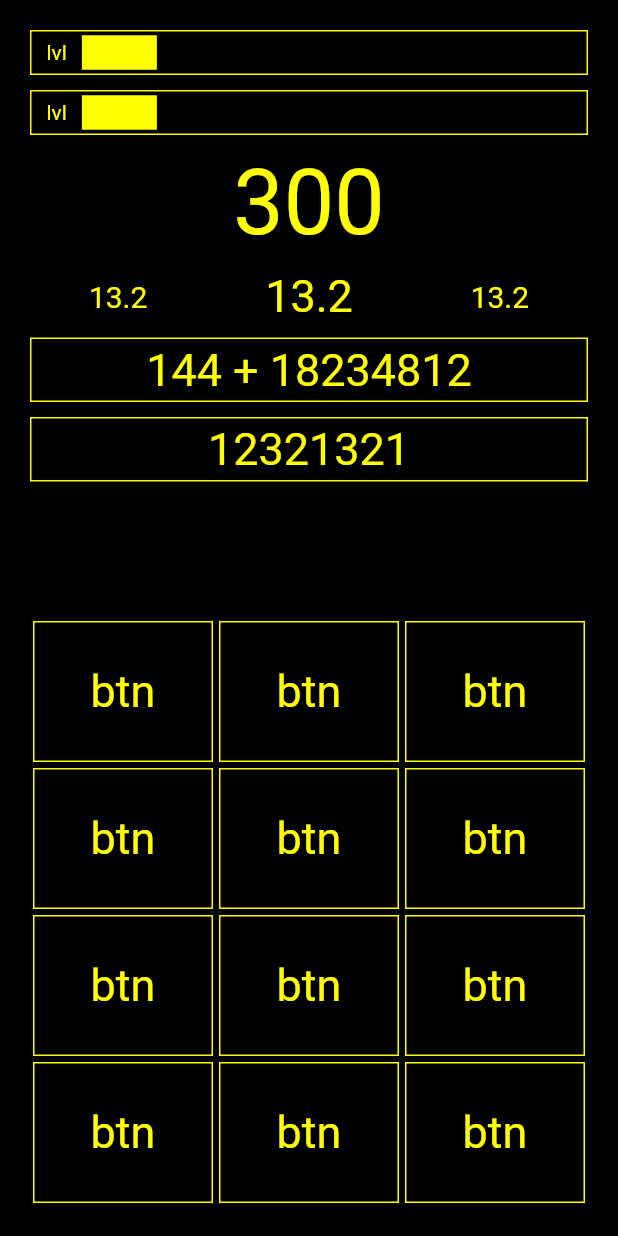
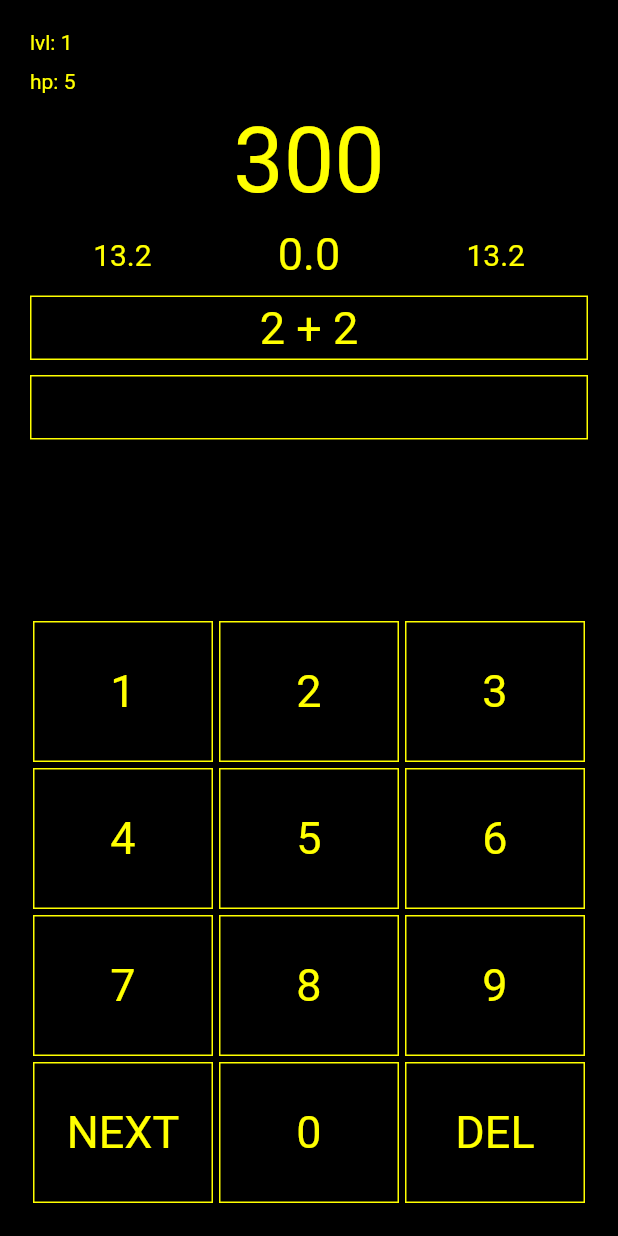
Before and after one commit to fear404-png/ez-math-flutter, a Flutter app: the screen it shows after launch, on a phone screen of 412 x 824 dp. Run offline on Flutter 3.47's test engine with Material 2 defaults, Android fonts, the phone set to English and light mode, and no system bars; our stand-ins replace flutter_bloc.

Commit message:
добавлена начальная логика

```diff
--- a/lib/app.dart
+++ b/lib/app.dart
@@ -1,5 +1,9 @@
+import 'package:ez_math/pages/bloc_game.dart';
+
+import 'package:ez_math/pages/game_data.dart';
 import 'package:ez_math/pages/game_screen.dart';
 import 'package:flutter/material.dart';
+import 'package:flutter_bloc/flutter_bloc.dart';
 
 class App extends StatelessWidget {
   const App({Key? key}) : super(key: key);
@@ -7,7 +11,12 @@ class App extends StatelessWidget {
   @override
   Widget build(BuildContext context) {
     return MaterialApp(
-      routes: {"/game_screen": (context) => GameScreen()},
+      routes: {
+        "/game_screen": (context) => BlocProvider(
+              create: (context) => BlocGame(GameData()),
+              child: GameScreen(),
+            )
+      },
       initialRoute: "/game_screen",
     );
   }
--- a/lib/main.dart
+++ b/lib/main.dart
@@ -1,8 +1,10 @@
+import 'package:ez_math/pages/game_logic.dart';
 import 'package:flutter/material.dart';
 
 import 'app.dart';
 
 void main() {
+
   App app = const App();
   runApp(app);
 }
--- /dev/null
+++ b/lib/pages/bloc_game.dart
@@ -0,0 +1,84 @@
+import 'dart:async';
+
+import 'package:flutter_bloc/flutter_bloc.dart';
+
+import 'game_data.dart';
+import 'game_logic.dart';
+
+enum EventButton {
+  zero,
+  one,
+  two,
+  three,
+  four,
+  five,
+  six,
+  seven,
+  eight,
+  nine,
+  next,
+  del
+}
+
+class BlocGame extends Bloc<EventButton, GameData> {
+  BlocGame(GameData initialState) : super(initialState);
+
+  @override
+  Stream<GameData> mapEventToState(EventButton event) async* {
+    // TODO: implement mapEventToState
+
+    if (GameData.userAnswer.length >= 20) {
+      return;
+    }
+
+    switch (event) {
+      case EventButton.zero:
+        GameData.userAnswer += "0";
+        break;
+      case EventButton.one:
+        GameData.userAnswer += "1";
+        break;
+      case EventButton.two:
+        GameData.userAnswer += "2";
+        break;
+      case EventButton.three:
+        GameData.userAnswer += "3";
+        break;
+      case EventButton.four:
+        GameData.userAnswer += "4";
+        break;
+      case EventButton.five:
+        GameData.userAnswer += "5";
+        break;
+      case EventButton.six:
+        GameData.userAnswer += "6";
+        break;
+      case EventButton.seven:
+        GameData.userAnswer += "7";
+        break;
+      case EventButton.eight:
+        GameData.userAnswer += "8";
+        break;
+      case EventButton.nine:
+        GameData.userAnswer += "9";
+        break;
+      case EventButton.next:
+        GameData.userAnswer += "9";
+        break;
+      case EventButton.del:
+        if (GameData.userAnswer != null && GameData.userAnswer.length > 0) {
+          GameData.userAnswer =
+              GameData.userAnswer.substring(0, GameData.userAnswer.length - 1);
+        }
+
+        break;
+    }
+
+    if (GameLogic.isAnswerTrue()) {
+      GameLogic.generateNewTask();
+      GameLogic.startTimer();
+    }
+
+    yield GameData();
+  }
+}
--- /dev/null
+++ b/lib/pages/game_data.dart
@@ -0,0 +1,14 @@
+class GameData {
+  static String points = "0";
+
+  static double bestTime = 0;
+  static double curretTime = 0;
+  static double averageTime = 0;
+
+  static int hp = 5;
+  static int lvl = 1;
+
+  static String task = "2 + 2";
+  static String userAnswer = "";
+  static String trueAnswer = "4";
+}
--- a/lib/pages/game_screen.dart
+++ b/lib/pages/game_screen.dart
@@ -1,5 +1,9 @@
+import 'package:ez_math/pages/game_data.dart';
 import 'package:ez_math/resource/app_colors.dart';
 import 'package:flutter/material.dart';
+import 'package:flutter_bloc/flutter_bloc.dart';
+
+import 'bloc_game.dart';
 
 class GameScreen extends StatelessWidget {
   const GameScreen({Key? key}) : super(key: key);
@@ -38,11 +42,17 @@ class _HeadWidget extends StatelessWidget {
     return Expanded(
       child: Column(
         children: [
-          _ProgressBarWidget(),
+          _ProgressBarWidget(
+            type: "lvl",
+            points: GameData.lvl,
+          ),
           SizedBox(
             height: 10,
           ),
-          _ProgressBarWidget(),
+          _ProgressBarWidget(
+            type: "hp",
+            points: GameData.hp,
+          ),
           SizedBox(
             height: 10,
           ),
@@ -66,36 +76,19 @@ class _HeadWidget extends StatelessWidget {
 }
 
 class _ProgressBarWidget extends StatelessWidget {
-  const _ProgressBarWidget({Key? key}) : super(key: key);
+  String _type;
+  int _points;
+  _ProgressBarWidget({Key? key, required String type, required int points})
+      : _type = type,
+        _points = points,
+        super(key: key);
 
   @override
   Widget build(BuildContext context) {
     return Container(
-      height: 30,
-      decoration: BoxDecoration(border: Border.all(color: AppColors.accent)),
-      child: Row(
-        children: [
-          SizedBox(
-            width: 10,
-          ),
-          Text(
-            "lvl",
-            style: TextStyle(color: AppColors.accent),
-          ),
-          SizedBox(
-            width: 10,
-          ),
-          AnimatedContainer(
-            width: 50,
-            height: 23,
-            duration: Duration(milliseconds: 400),
-            color: AppColors.accent,
-            curve: Curves.fastOutSlowIn,
-          ),
-          Expanded(child: Container()),
-        ],
-      ),
-    );
+        alignment: Alignment.centerLeft,
+        child: Text("$_type: $_points",
+            style: TextStyle(color: AppColors.accent)));
   }
 }
 
@@ -111,11 +104,12 @@ class _PointsWidget extends StatelessWidget {
 }
 
 class _TimeBarWidget extends StatelessWidget {
-  const _TimeBarWidget({Key? key}) : super(key: key);
+  _TimeBarWidget({Key? key}) : super(key: key);
 
   @override
   Widget build(BuildContext context) {
-    return Row(
+    return BlocBuilder<BlocGame, GameData>(
+        builder: (context, data) => Row(
               mainAxisAlignment: MainAxisAlignment.spaceAround,
               children: [
                 Text(
@@ -123,7 +117,7 @@ class _TimeBarWidget extends StatelessWidget {
                   style: TextStyle(fontSize: 20, color: AppColors.accent),
                 ),
                 Text(
-          "13.2",
+                  GameData.curretTime.toString(),
                   style: TextStyle(fontSize: 30, color: AppColors.accent),
                 ),
                 Text(
@@ -131,7 +125,7 @@ class _TimeBarWidget extends StatelessWidget {
                   style: TextStyle(fontSize: 20, color: AppColors.accent),
                 ),
               ],
-    );
+            ));
   }
 }
 
@@ -147,9 +141,11 @@ class _TaskWidget extends StatelessWidget {
         border: Border.all(color: AppColors.accent),
       ),
       child: Center(
-        child: Text(
-          "144 + 18234812",
+        child: BlocBuilder<BlocGame, GameData>(
+          builder: (context, task) => Text(
+            GameData.task,
             style: TextStyle(fontSize: 30, color: AppColors.accent),
+          ),
         ),
       ),
     );
@@ -168,9 +164,11 @@ class _AnswerWidget extends StatelessWidget {
         border: Border.all(color: AppColors.accent),
       ),
       child: Center(
-        child: Text(
-          "12321321",
+        child: BlocBuilder<BlocGame, GameData>(
+          builder: (context, answer) => Text(
+            GameData.userAnswer,
             style: TextStyle(fontSize: 30, color: AppColors.accent),
+          ),
         ),
       ),
     );
@@ -196,36 +194,60 @@ class _KeyboardWidget extends StatelessWidget {
         Expanded(
           child: Row(
             children: [
-              Expanded(child: _ButtonWidget()),
-              Expanded(child: _ButtonWidget()),
-              Expanded(child: _ButtonWidget()),
+              Expanded(
+                  child: _ButtonWidget(
+                      eventButton: EventButton.one, buttonName: "1")),
+              Expanded(
+                  child: _ButtonWidget(
+                      eventButton: EventButton.two, buttonName: "2")),
+              Expanded(
+                  child: _ButtonWidget(
+                      eventButton: EventButton.three, buttonName: "3")),
             ],
           ),
         ),
         Expanded(
           child: Row(
             children: [
-              Expanded(child: _ButtonWidget()),
-              Expanded(child: _ButtonWidget()),
-              Expanded(child: _ButtonWidget()),
+              Expanded(
+                  child: _ButtonWidget(
+                      eventButton: EventButton.four, buttonName: "4")),
+              Expanded(
+                  child: _ButtonWidget(
+                      eventButton: EventButton.five, buttonName: "5")),
+              Expanded(
+                  child: _ButtonWidget(
+                      eventButton: EventButton.six, buttonName: "6")),
             ],
           ),
         ),
         Expanded(
           child: Row(
             children: [
-              Expanded(child: _ButtonWidget()),
-              Expanded(child: _ButtonWidget()),
-              Expanded(child: _ButtonWidget()),
+              Expanded(
+                  child: _ButtonWidget(
+                      eventButton: EventButton.seven, buttonName: "7")),
+              Expanded(
+                  child: _ButtonWidget(
+                      eventButton: EventButton.eight, buttonName: "8")),
+              Expanded(
+                  child: _ButtonWidget(
+                      eventButton: EventButton.nine, buttonName: "9")),
             ],
           ),
         ),
         Expanded(
           child: Row(
             children: [
-              Expanded(child: _ButtonWidget()),
-              Expanded(child: _ButtonWidget()),
-              Expanded(child: _ButtonWidget()),
+              Expanded(
+                  child: _ButtonWidget(
+                      eventButton: EventButton.next, buttonName: "NEXT")),
+              Expanded(
+                  child: _ButtonWidget(
+                      eventButton: EventButton.zero, buttonName: "0")),
+              Expanded(
+                  child: _ButtonWidget(
+                      eventButton: EventButton.del, buttonName: "DEL")),
             ],
           ),
         ),
@@ -235,18 +257,30 @@ class _KeyboardWidget extends StatelessWidget {
 }
 
 class _ButtonWidget extends StatelessWidget {
-  const _ButtonWidget({Key? key}) : super(key: key);
+  _ButtonWidget(
+      {Key? key, required EventButton eventButton, required String buttonName})
+      : _eventButton = eventButton,
+        _buttonName = buttonName,
+        super(key: key);
+  EventButton _eventButton;
+  String _buttonName;
 
   @override
   Widget build(BuildContext context) {
     return Padding(
       padding: const EdgeInsets.all(2),
+      child: GestureDetector(
+        onTap: () {
+          BlocProvider.of<BlocGame>(context).add(_eventButton);
+        },
         child: Container(
-        decoration: BoxDecoration(border: Border.all(color: AppColors.accent)),
+          decoration:
+              BoxDecoration(border: Border.all(color: AppColors.accent)),
           child: Center(
             child: Text(
-            "btn",
+              "$_buttonName",
               style: TextStyle(color: AppColors.accent, fontSize: 30),
+            ),
           ),
         ),
       ),
```
Also changed, not shown: lib/pages/game_logic.dart (added, +35 -0 lines). Lines whose indentation alone changed are shown as unchanged.
